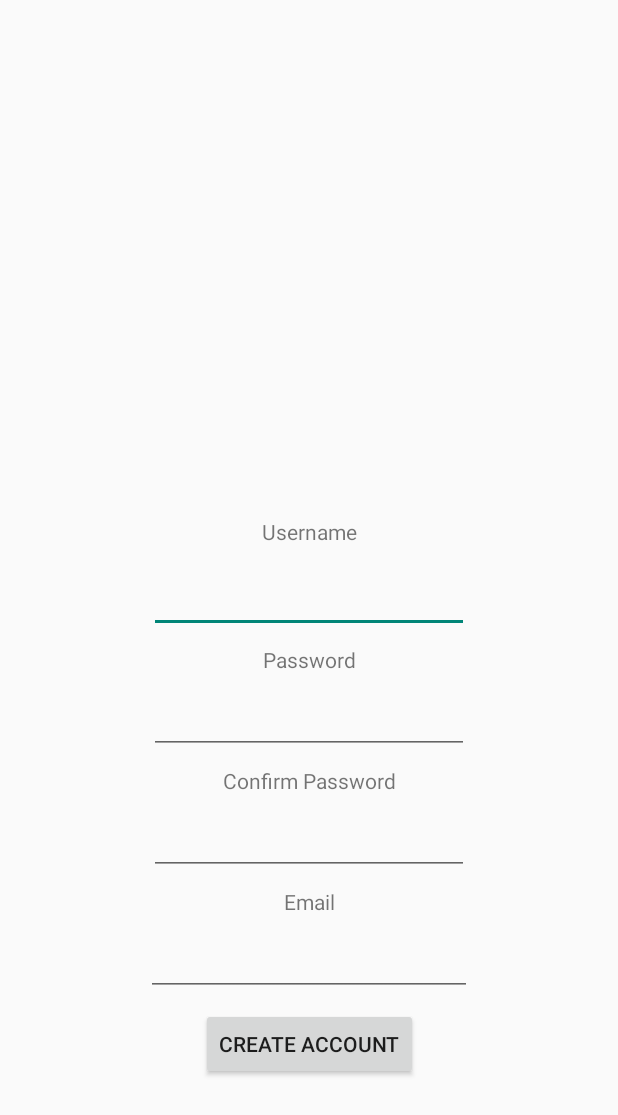
After one commit to MoneyMounier/Myoul, an Android app: the CreateActivity screen opened directly, with no data from a screen before it, on a phone screen of 412 x 824 dp. The commit adds this screen. Shown: the top 1115 px of the screen. Run offline under Robolectric (Android 15) with nearby library versions, the phone set to English and light mode, and no system bars.

Commit message:
started account creation page

```diff
--- a/MyoulApp/build.gradle
+++ b/MyoulApp/build.gradle
@@ -21,6 +21,7 @@ android {
 dependencies {
     implementation 'com.android.support:appcompat-v7:26.1.0'
     implementation 'com.android.support.constraint:constraint-layout:1.1.0'
+    implementation 'com.android.support:design:26.1.0'
     testImplementation 'junit:junit:4.12'
     androidTestImplementation 'com.android.support.test:runner:1.0.2'
     androidTestImplementation 'com.android.support.test.espresso:espresso-core:3.0.2'
--- a/MyoulApp/src/main/AndroidManifest.xml
+++ b/MyoulApp/src/main/AndroidManifest.xml
@@ -2,7 +2,7 @@
 <manifest xmlns:android="http://schemas.android.com/apk/res/android"
     package="com.myoul.app">
 
-    <uses-permission android:name="android.permission.INTERNET"/>
+    <uses-permission android:name="android.permission.INTERNET" />
 
     <application
         android:allowBackup="true"
@@ -11,17 +11,17 @@
         android:roundIcon="@mipmap/ic_launcher_round"
         android:supportsRtl="true"
         android:theme="@style/AppTheme">
-        <activity android:name=".LoginActivity"
-                  android:noHistory="true">
+        <activity
+            android:name=".LoginActivity"
+            android:noHistory="true">
             <intent-filter>
                 <action android:name="android.intent.action.MAIN" />
 
                 <category android:name="android.intent.category.LAUNCHER" />
             </intent-filter>
         </activity>
-
-        <activity android:name=".HomeActivity">
-        </activity>
+        <activity android:name=".HomeActivity" />
+        <activity android:name=".CreateActivity"></activity>
     </application>
 
 </manifest>
--- /dev/null
+++ b/MyoulApp/src/main/java/com/myoul/app/CreateActivity.java
@@ -0,0 +1,13 @@
+package com.myoul.app;
+
+import android.support.v7.app.AppCompatActivity;
+import android.os.Bundle;
+
+public class CreateActivity extends AppCompatActivity {
+
+    @Override
+    protected void onCreate(Bundle savedInstanceState) {
+        super.onCreate(savedInstanceState);
+        setContentView(R.layout.activity_create);
+    }
+}
--- a/MyoulApp/src/main/java/com/myoul/app/LoginActivity.java
+++ b/MyoulApp/src/main/java/com/myoul/app/LoginActivity.java
@@ -20,7 +20,7 @@ public class LoginActivity extends AppCompatActivity {
     }
 
     //login script
-    public void sendMessage(View view) {
+    public void login(View view) {
         EditText editText = (EditText) findViewById(R.id.username);
         String user = editText.getText().toString();
         editText = (EditText) findViewById(R.id.password);
@@ -39,4 +39,9 @@ public class LoginActivity extends AppCompatActivity {
             ((TextView)findViewById(R.id.error)).setText(R.string.lerror);
         }
     }
+
+    public void create(View view){
+        Intent intent = new Intent(this, CreateActivity.class);
+        startActivity(intent);
+    }
 }
--- /dev/null
+++ b/MyoulApp/src/main/res/layout/activity_create.xml
@@ -0,0 +1,124 @@
+<?xml version="1.0" encoding="utf-8"?>
+<android.support.constraint.ConstraintLayout xmlns:android="http://schemas.android.com/apk/res/android"
+    xmlns:app="http://schemas.android.com/apk/res-auto"
+    xmlns:tools="http://schemas.android.com/tools"
+    android:layout_width="match_parent"
+    android:layout_height="match_parent"
+    tools:context="com.myoul.app.CreateActivity">
+
+    <EditText
+        android:id="@+id/editText"
+        android:layout_width="wrap_content"
+        android:layout_height="wrap_content"
+        android:layout_marginBottom="8dp"
+        android:layout_marginEnd="8dp"
+        android:layout_marginStart="8dp"
+        android:ems="10"
+        android:inputType="textPersonName"
+        app:layout_constraintBottom_toTopOf="@+id/textView2"
+        app:layout_constraintEnd_toEndOf="parent"
+        app:layout_constraintStart_toStartOf="parent" />
+
+    <Button
+        android:id="@+id/button"
+        android:layout_width="wrap_content"
+        android:layout_height="wrap_content"
+        android:layout_marginBottom="104dp"
+        android:layout_marginEnd="8dp"
+        android:layout_marginStart="8dp"
+        android:text="Create Account"
+        app:layout_constraintBottom_toBottomOf="parent"
+        app:layout_constraintEnd_toEndOf="parent"
+        app:layout_constraintStart_toStartOf="parent" />
+
+    <TextView
+        android:id="@+id/textView"
+        android:layout_width="wrap_content"
+        android:layout_height="24dp"
+        android:layout_marginBottom="8dp"
+        android:layout_marginEnd="8dp"
+        android:layout_marginStart="8dp"
+        android:layout_marginTop="8dp"
+        android:text="Username"
+        app:layout_constraintBottom_toTopOf="@+id/editText"
+        app:layout_constraintEnd_toEndOf="parent"
+        app:layout_constraintStart_toStartOf="parent"
+        app:layout_constraintTop_toTopOf="parent"
+        app:layout_constraintVertical_bias="1.0" />
+
+    <TextView
+        android:id="@+id/textView2"
+        android:layout_width="wrap_content"
+        android:layout_height="wrap_content"
+        android:layout_marginBottom="8dp"
+        android:layout_marginEnd="8dp"
+        android:layout_marginStart="8dp"
+        android:text="Password"
+        app:layout_constraintBottom_toTopOf="@+id/editText10"
+        app:layout_constraintEnd_toEndOf="parent"
+        app:layout_constraintStart_toStartOf="parent" />
+
+    <TextView
+        android:id="@+id/textView3"
+        android:layout_width="wrap_content"
+        android:layout_height="19dp"
+        android:layout_marginBottom="8dp"
+        android:layout_marginEnd="8dp"
+        android:layout_marginStart="8dp"
+        android:text="Confirm Password"
+        app:layout_constraintBottom_toTopOf="@+id/editText11"
+        app:layout_constraintEnd_toEndOf="parent"
+        app:layout_constraintStart_toStartOf="parent" />
+
+    <TextView
+        android:id="@+id/textView6"
+        android:layout_width="wrap_content"
+        android:layout_height="wrap_content"
+        android:layout_marginBottom="8dp"
+        android:layout_marginEnd="8dp"
+        android:layout_marginStart="8dp"
+        android:text="Email"
+        app:layout_constraintBottom_toTopOf="@+id/editText9"
+        app:layout_constraintEnd_toEndOf="parent"
+        app:layout_constraintStart_toStartOf="parent" />
+
+    <EditText
+        android:id="@+id/editText9"
+        android:layout_width="217dp"
+        android:layout_height="wrap_content"
+        android:layout_marginBottom="8dp"
+        android:layout_marginEnd="8dp"
+        android:layout_marginStart="8dp"
+        android:ems="10"
+        android:inputType="textEmailAddress"
+        app:layout_constraintBottom_toTopOf="@+id/button"
+        app:layout_constraintEnd_toEndOf="parent"
+        app:layout_constraintStart_toStartOf="parent" />
+
+    <EditText
+        android:id="@+id/editText10"
+        android:layout_width="wrap_content"
+        android:layout_height="wrap_content"
+        android:layout_marginBottom="8dp"
+        android:layout_marginEnd="8dp"
+        android:layout_marginStart="8dp"
+        android:ems="10"
+        android:inputType="textPassword"
+        app:layout_constraintBottom_toTopOf="@+id/textView3"
+        app:layout_constraintEnd_toEndOf="parent"
+        app:layout_constraintStart_toStartOf="parent" />
+
+    <EditText
+        android:id="@+id/editText11"
+        android:layout_width="wrap_content"
+        android:layout_height="wrap_content"
+        android:layout_marginBottom="8dp"
+        android:layout_marginEnd="8dp"
+        android:layout_marginStart="8dp"
+        android:ems="10"
+        android:inputType="textPassword"
+        app:layout_constraintBottom_toTopOf="@+id/textView6"
+        app:layout_constraintEnd_toEndOf="parent"
+        app:layout_constraintStart_toStartOf="parent" />
+
+</android.support.constraint.ConstraintLayout>
--- a/MyoulApp/src/main/res/layout/activity_login.xml
+++ b/MyoulApp/src/main/res/layout/activity_login.xml
@@ -20,23 +20,26 @@
 
     <Button
         android:id="@+id/login"
-        android:onClick="sendMessage"
         android:layout_width="wrap_content"
-        android:layout_height="wrap_content"
-        android:layout_marginBottom="168dp"
+        android:layout_height="49dp"
+        android:layout_marginBottom="216dp"
+        android:layout_marginStart="84dp"
+        android:layout_marginTop="8dp"
+        android:onClick="login"
         android:text="Login"
         app:layout_constraintBottom_toBottomOf="parent"
-        app:layout_constraintEnd_toEndOf="parent"
-        app:layout_constraintStart_toStartOf="parent" />
+        app:layout_constraintStart_toStartOf="parent"
+        app:layout_constraintTop_toTopOf="@+id/create"
+        app:layout_constraintVertical_bias="1.0" />
 
     <EditText
         android:id="@+id/username"
         android:layout_width="wrap_content"
         android:layout_height="52dp"
-        android:layout_marginBottom="16dp"
+        android:layout_marginBottom="20dp"
         android:ems="10"
         android:inputType="textPersonName"
-        android:text= "@string/user"
+        android:text="@string/user"
         app:layout_constraintBottom_toTopOf="@+id/password"
         app:layout_constraintEnd_toEndOf="parent"
         app:layout_constraintHorizontal_bias="0.502"
@@ -46,15 +49,15 @@
         android:id="@+id/password"
         android:layout_width="wrap_content"
         android:layout_height="44dp"
-        android:layout_marginBottom="16dp"
+        android:layout_marginBottom="276dp"
         android:layout_marginEnd="16dp"
         android:layout_marginStart="16dp"
         android:ems="10"
         android:inputType="textPassword"
-        android:text= "@string/pass"
-        app:layout_constraintBottom_toTopOf="@+id/login"
+        android:text="@string/pass"
+        app:layout_constraintBottom_toBottomOf="parent"
         app:layout_constraintEnd_toEndOf="parent"
-        app:layout_constraintHorizontal_bias="0.496"
+        app:layout_constraintHorizontal_bias="0.503"
         app:layout_constraintStart_toStartOf="parent" />
 
     <TextView
@@ -69,4 +72,21 @@
         app:layout_constraintEnd_toEndOf="parent"
         app:layout_constraintStart_toStartOf="parent" />
 
+    <Button
+        android:id="@+id/create"
+        android:layout_width="wrap_content"
+        android:layout_height="wrap_content"
+        android:layout_marginBottom="212dp"
+        android:layout_marginEnd="8dp"
+        android:layout_marginStart="8dp"
+        android:layout_marginTop="8dp"
+        android:text="New Account"
+        android:onClick="create"
+        app:layout_constraintBottom_toBottomOf="parent"
+        app:layout_constraintEnd_toEndOf="parent"
+        app:layout_constraintHorizontal_bias="0.0"
+        app:layout_constraintStart_toEndOf="@+id/login"
+        app:layout_constraintTop_toBottomOf="@+id/password"
+        app:layout_constraintVertical_bias="0.375" />
+
 </android.support.constraint.ConstraintLayout>
--- /dev/null
+++ b/MyoulApp/src/main/res/values/dimens.xml
@@ -0,0 +1,3 @@
+<resources>
+    <dimen name="fab_margin">16dp</dimen>
+</resources>
--- a/MyoulApp/src/main/res/values/styles.xml
+++ b/MyoulApp/src/main/res/values/styles.xml
@@ -1,7 +1,10 @@
 <resources>
 
     <!-- Base application theme. -->
-    <style name="AppTheme" parent="Theme.AppCompat.Light.NoActionBar">
-    </style>
+    <style name="AppTheme" parent="Theme.AppCompat.Light.NoActionBar"></style>
+
+    <style name="AppTheme.AppBarOverlay" parent="ThemeOverlay.AppCompat.Dark.ActionBar" />
+
+    <style name="AppTheme.PopupOverlay" parent="ThemeOverlay.AppCompat.Light" />
 
 </resources>
```
